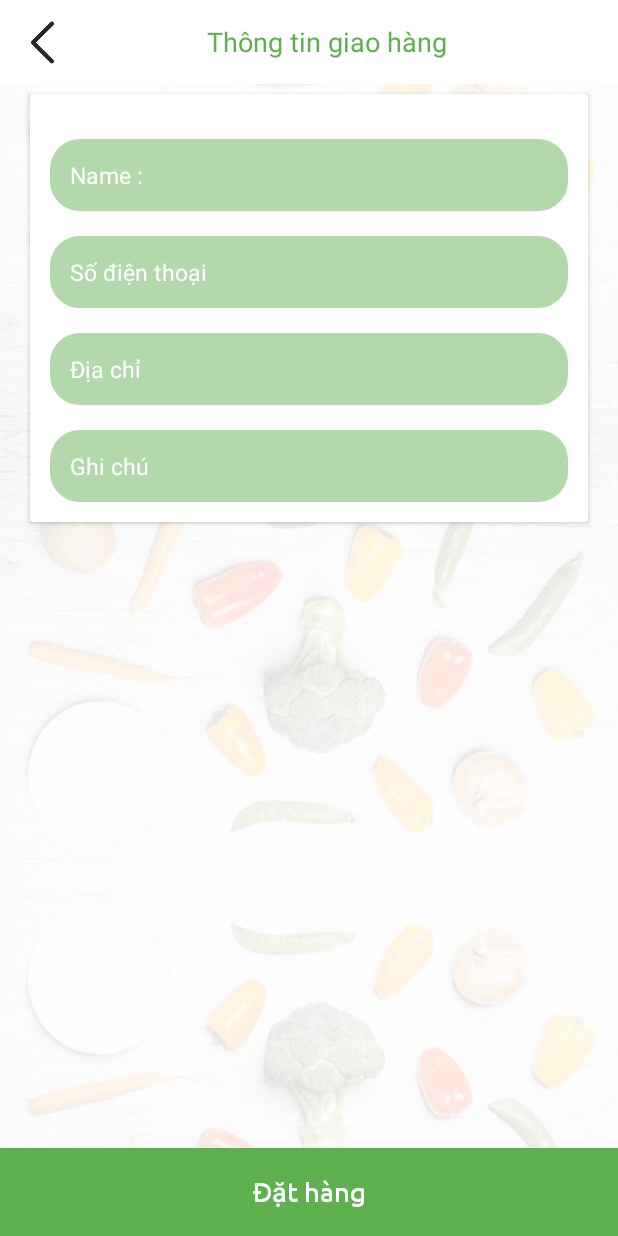
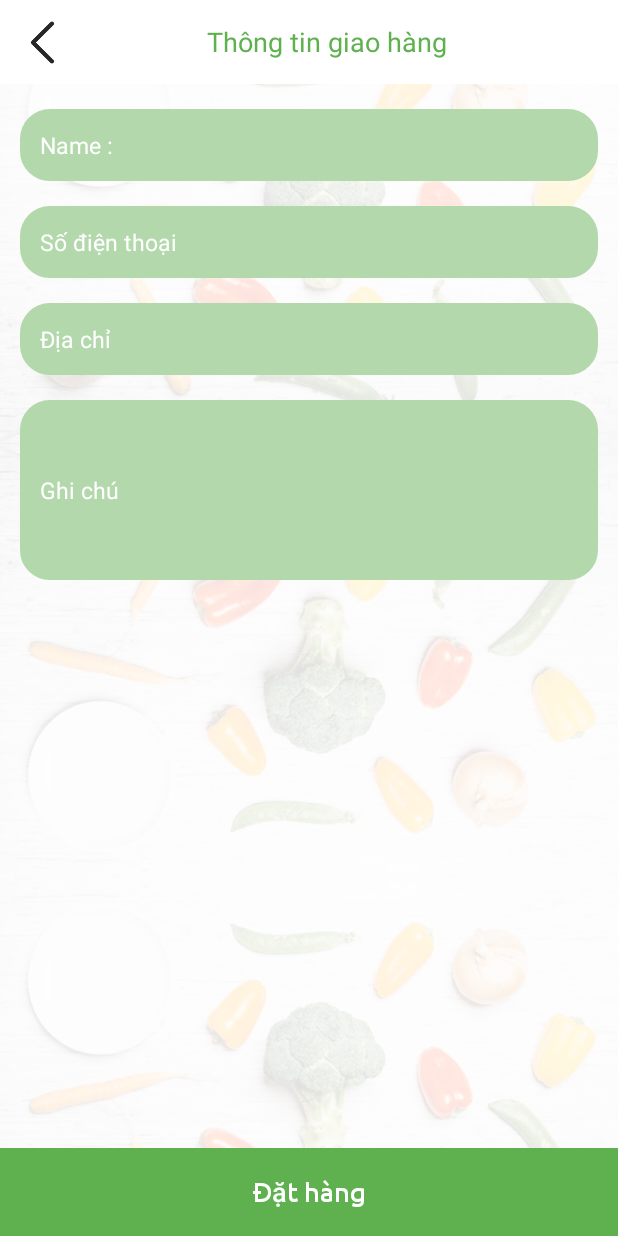
Before and after one commit to billphong/shop-grocey-template, an Android app: the fragment ShipInfoFragment placed in its activity, on a phone screen of 412 x 824 dp. Run offline under Robolectric (Android 15) with nearby library versions, the phone set to English and light mode, and no system bars; our stand-ins replace sdp/ssp sizes; libraries missing offline, so code that uses them is left out: dmax.dialog; 1 statement that could not run was skipped.

Commit message:
ship info

```diff
--- a/app/src/main/res/layout/fragment_ship_info.xml
+++ b/app/src/main/res/layout/fragment_ship_info.xml
@@ -5,7 +5,8 @@
     android:layout_width="match_parent"
     android:layout_height="match_parent"
     android:background="@drawable/background"
-    android:orientation="vertical">
+    android:orientation="vertical"
+    >
 
     <LinearLayout
         android:layout_width="match_parent"
@@ -14,21 +15,6 @@
         android:layout_marginStart="@dimen/_10sdp"
         android:layout_weight="1"
         android:orientation="vertical">
-
-    <android.support.v7.widget.CardView
-        android:layout_width="match_parent"
-        android:layout_height="wrap_content"
-        android:layout_marginEnd="@dimen/_5sdp"
-        android:layout_marginStart="@dimen/_5sdp"
-        android:layout_marginTop="@dimen/_5sdp">
-
-        <LinearLayout
-            android:layout_width="match_parent"
-            android:layout_height="wrap_content"
-            android:layout_gravity="center_vertical"
-            android:layout_margin="@dimen/_10sdp"
-            android:gravity="center_vertical"
-            android:orientation="vertical">
 
             <com.summit.service.customecomponent.CustomEdittext
                 android:id="@+id/fragment_ship_info_etName"
@@ -57,18 +43,17 @@
                 app:font_name="UBUNTU-MEDIUM.TTF" />
 
             <com.summit.service.customecomponent.CustomEdittext
+                android:layout_width="match_parent"
                 android:layout_height="wrap_content"
+                android:minHeight="@dimen/_25sdp"
                 android:id="@+id/fragment_ship_info_etInfo"
                 android:layout_marginTop="@dimen/_13sdp"
                 android:hint="@string/info"
-                android:inputType="text"
+                android:inputType="textCapSentences|textMultiLine|textAutoCorrect"
                 style="@style/ship_info"
-                app:font_name="UBUNTU-MEDIUM.TTF"
+                android:minLines="5"
                 android:lines="5"
                 android:maxLines="5"/>
-
-        </LinearLayout>
-    </android.support.v7.widget.CardView>
 
     </LinearLayout>
 
```
